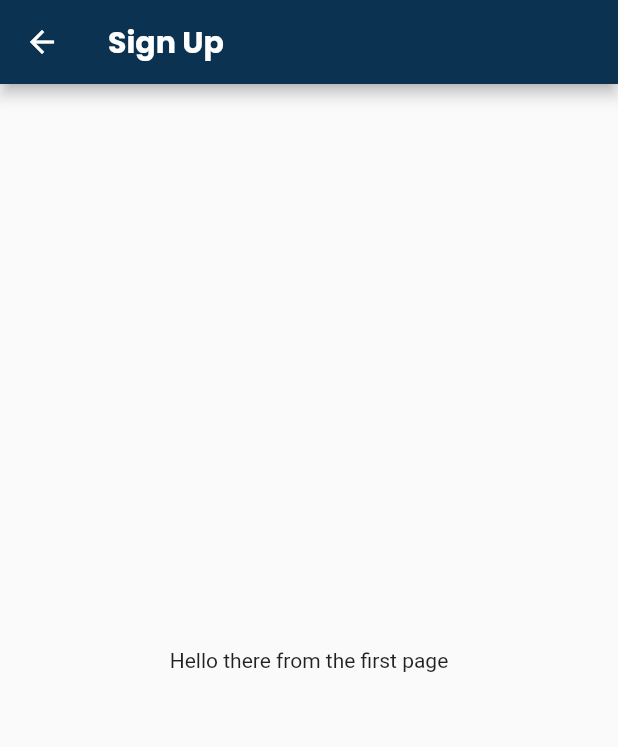
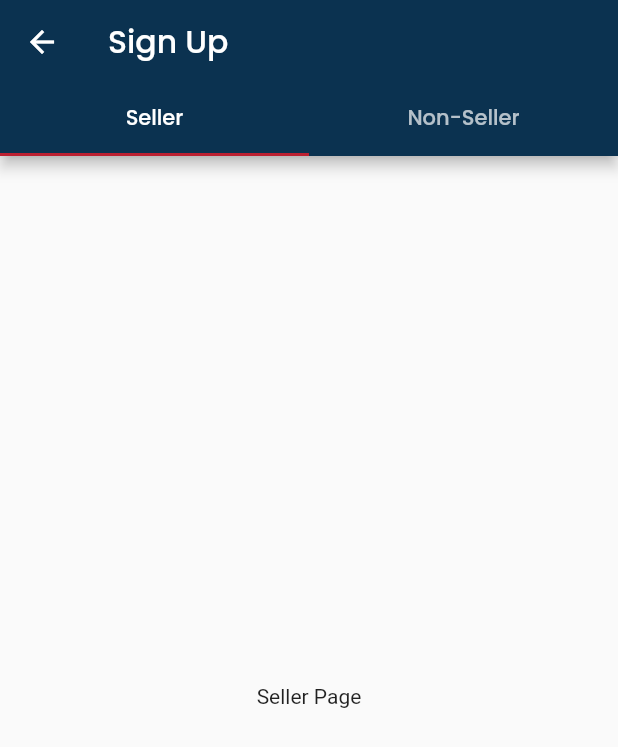
Before and after one commit to douglasmasho/attini_markets, a Flutter app: the screen it shows after launch, after a tap on "Sign Up", on a phone screen of 412 x 824 dp. Shown: the top 747 px of the screen. Run offline on Flutter 3.47's test engine with Material 2 defaults, Android fonts, the phone set to English and light mode, and no system bars.

Commit message:
added tabs

```diff
--- a/lib/main.dart
+++ b/lib/main.dart
@@ -38,9 +38,9 @@ class _MyAppState extends State<MyApp> {
                 backgroundColor: const Color(0xff0B3250),
                 titleTextStyle: TextStyle(
                     fontFamily: "Poppins",
-                    fontWeight: FontWeight.bold,
+                    fontWeight: FontWeight.w500,
                     color: Colors.white,
-                    fontSize: 20))),
+                    fontSize: 21))),
         initialRoute: "/",
         //accepts a method that returns routes, which is stored in the custom routeGenerator class we made
         onGenerateRoute: RouteGenerator.generateRoute,
--- a/lib/pages/SignUp.dart
+++ b/lib/pages/SignUp.dart
@@ -11,13 +11,27 @@ class SignUp extends StatefulWidget {
 class _SignUpState extends State<SignUp> {
   @override
   Widget build(BuildContext context) {
-    return Scaffold(
-      appBar: AppBar(
-        title: Text("Sign Up"),
-      ),
-      body: Center(
-        child: Text(widget.data),
-      ),
+    return DefaultTabController(
+      length: 2,
+      child: Scaffold(
+          appBar: AppBar(
+              title: Text("Sign Up"),
+              bottom: TabBar(
+                tabs: [
+                  Tab(text: "Seller",),
+                  Tab(text: "Non-Seller"),
+                ],
+              )),
+          body: TabBarView(
+            children: [
+              Center(
+                child: Text("Seller Page"),
+              ),
+              Center(
+                child: Text("Non-Seller Page"),
+              ),
+            ],
+          )),
     );
   }
 }
```
